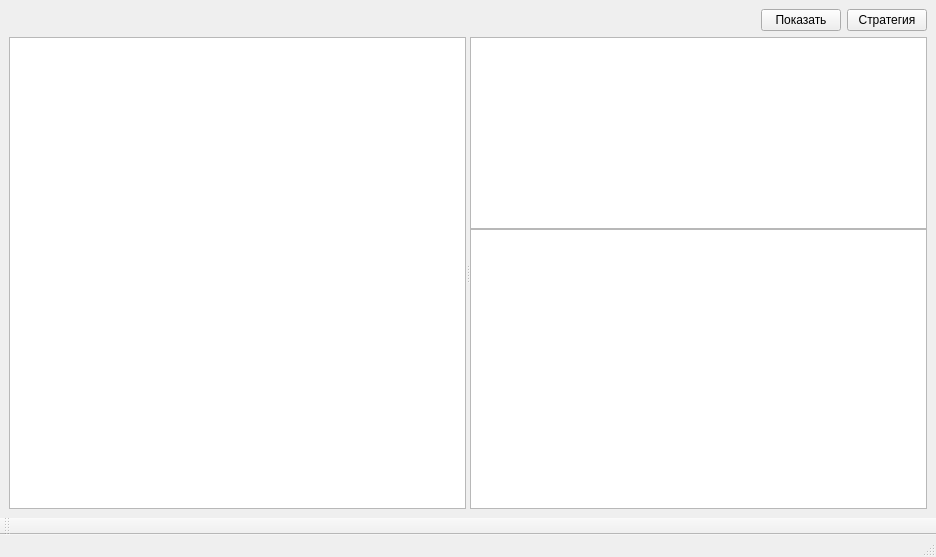
First picture: the form in clipboards/researchremed.ui, repository iliner23/openRadar, before the edit.
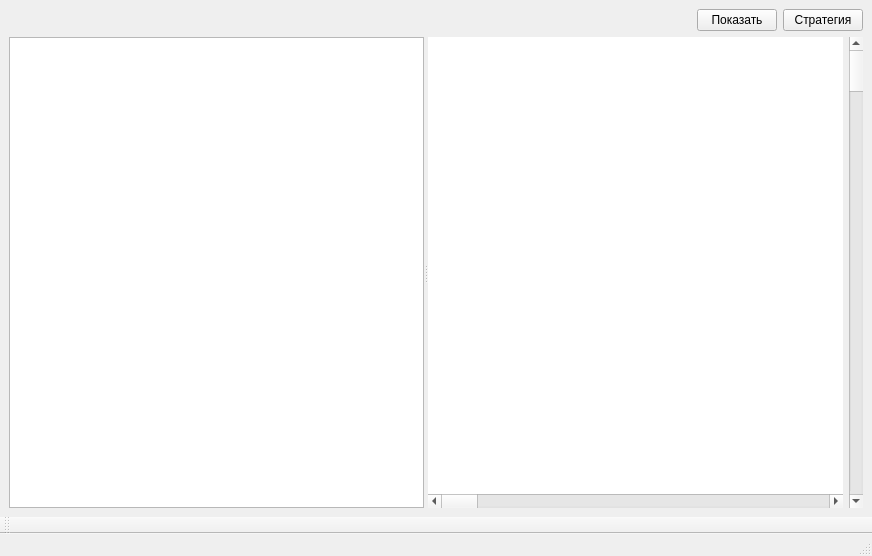
Second picture: the form after the edit.

Commit message: Added some working functionality in researchremed

The edit to the form file:
```diff
--- a/clipboards/researchremed.ui
+++ b/clipboards/researchremed.ui
@@ -6,21 +6,21 @@
    <rect>
     <x>0</x>
     <y>0</y>
-    <width>936</width>
-    <height>557</height>
+    <width>872</width>
+    <height>556</height>
    </rect>
   </property>
   <property name="windowTitle">
    <string>Окно исследования препаратов</string>
   </property>
   <widget class="QWidget" name="horizontalLayoutWidget">
-   <layout class="QVBoxLayout" name="verticalLayout_2" stretch="0,1">
+   <layout class="QVBoxLayout" name="verticalLayout_2">
     <item>
      <layout class="QHBoxLayout" name="horizontalLayout">
       <item>
        <spacer name="horizontalSpacer">
         <property name="orientation">
-         <enum>Qt::Horizontal</enum>
+         <enum>Qt::Orientation::Horizontal</enum>
         </property>
         <property name="sizeHint" stdset="0">
          <size>
@@ -47,11 +47,13 @@
      </layout>
     </item>
     <item>
+     <layout class="QHBoxLayout" name="horizontalLayout_5">
+      <item>
      <widget class="QSplitter" name="splitter">
-      <property name="orientation">
-       <enum>Qt::Horizontal</enum>
-      </property>
-      <widget class="QWidget" name="layoutWidget">
+        <property name="opaqueResize">
+         <bool>false</bool>
+        </property>
+        <widget class="QWidget" name="">
        <layout class="QVBoxLayout" name="verticalLayout">
         <property name="spacing">
          <number>0</number>
@@ -60,53 +62,131 @@
          <widget class="QWidget" name="spacefiller" native="true"/>
         </item>
         <item>
-         <widget class="QListWidget" name="listWidget"/>
+           <widget class="QListWidget" name="listWidget">
+            <property name="verticalScrollBarPolicy">
+             <enum>Qt::ScrollBarPolicy::ScrollBarAlwaysOff</enum>
+            </property>
+           </widget>
         </item>
        </layout>
       </widget>
-      <widget class="QWidget" name="verticalLayoutWidget">
+        <widget class="QWidget" name="">
        <layout class="QVBoxLayout" name="verticalLayout_3">
         <property name="spacing">
          <number>0</number>
         </property>
         <item>
-         <widget class="QGraphicsView" name="graphicsViewRemedies">
-          <property name="enabled">
-           <bool>true</bool>
-          </property>
+           <layout class="QHBoxLayout" name="horizontalLayout_4">
+            <item>
+             <widget class="QWidget" name="widgetFiller" native="true">
+              <property name="autoFillBackground">
+               <bool>false</bool>
+              </property>
+             </widget>
+            </item>
+            <item>
+             <widget class="QGraphicsView" name="graphicsView_header">
+              <property name="frameShape">
+               <enum>QFrame::Shape::NoFrame</enum>
+              </property>
+              <property name="verticalScrollBarPolicy">
+               <enum>Qt::ScrollBarPolicy::ScrollBarAlwaysOff</enum>
+              </property>
+              <property name="horizontalScrollBarPolicy">
+               <enum>Qt::ScrollBarPolicy::ScrollBarAlwaysOff</enum>
+              </property>
+              <property name="interactive">
+               <bool>false</bool>
+              </property>
+              <property name="alignment">
+               <set>Qt::AlignmentFlag::AlignLeading|Qt::AlignmentFlag::AlignLeft|Qt::AlignmentFlag::AlignTop</set>
+              </property>
+              <property name="renderHints">
+               <set>QPainter::RenderHint::Antialiasing|QPainter::RenderHint::TextAntialiasing</set>
+              </property>
+              <property name="viewportUpdateMode">
+               <enum>QGraphicsView::ViewportUpdateMode::MinimalViewportUpdate</enum>
+              </property>
+             </widget>
+            </item>
+           </layout>
+          </item>
+          <item>
+           <layout class="QHBoxLayout" name="horizontalLayout_2">
+            <item>
+             <widget class="QGraphicsView" name="graphicsView_count">
           <property name="sizePolicy">
-           <sizepolicy hsizetype="Expanding" vsizetype="Fixed">
+               <sizepolicy hsizetype="Preferred" vsizetype="Expanding">
             <horstretch>0</horstretch>
             <verstretch>0</verstretch>
            </sizepolicy>
           </property>
+              <property name="maximumSize">
+               <size>
+                <width>0</width>
+                <height>16777215</height>
+               </size>
+              </property>
+              <property name="frameShape">
+               <enum>QFrame::Shape::NoFrame</enum>
+              </property>
           <property name="verticalScrollBarPolicy">
-           <enum>Qt::ScrollBarAlwaysOff</enum>
-          </property>
-          <property name="alignment">
-           <set>Qt::AlignLeading|Qt::AlignLeft|Qt::AlignTop</set>
-          </property>
-          <property name="viewportUpdateMode">
-           <enum>QGraphicsView::SmartViewportUpdate</enum>
-          </property>
+               <enum>Qt::ScrollBarPolicy::ScrollBarAlwaysOff</enum>
+              </property>
+              <property name="horizontalScrollBarPolicy">
+               <enum>Qt::ScrollBarPolicy::ScrollBarAlwaysOff</enum>
+              </property>
+              <property name="interactive">
+               <bool>false</bool>
+              </property>
+              <property name="alignment">
+               <set>Qt::AlignmentFlag::AlignHCenter|Qt::AlignmentFlag::AlignTop</set>
+              </property>
          </widget>
         </item>
         <item>
-         <widget class="QGraphicsView" name="graphicsView">
-          <property name="alignment">
-           <set>Qt::AlignLeading|Qt::AlignLeft|Qt::AlignTop</set>
-          </property>
-          <property name="renderHints">
-           <set>QPainter::Antialiasing|QPainter::TextAntialiasing</set>
-          </property>
-          <property name="viewportUpdateMode">
-           <enum>QGraphicsView::SmartViewportUpdate</enum>
-          </property>
+             <widget class="QGraphicsView" name="graphicsView_remedies">
+              <property name="enabled">
+               <bool>true</bool>
+              </property>
+              <property name="frameShape">
+               <enum>QFrame::Shape::NoFrame</enum>
+              </property>
+              <property name="verticalScrollBarPolicy">
+               <enum>Qt::ScrollBarPolicy::ScrollBarAlwaysOff</enum>
+              </property>
+              <property name="horizontalScrollBarPolicy">
+               <enum>Qt::ScrollBarPolicy::ScrollBarAlwaysOff</enum>
+              </property>
+              <property name="interactive">
+               <bool>false</bool>
+              </property>
+              <property name="alignment">
+               <set>Qt::AlignmentFlag::AlignLeading|Qt::AlignmentFlag::AlignLeft|Qt::AlignmentFlag::AlignTop</set>
+              </property>
          </widget>
         </item>
        </layout>
-      </widget>
-     </widget>
+          </item>
+          <item>
+           <widget class="QScrollBar" name="horizontalScrollBar">
+            <property name="orientation">
+             <enum>Qt::Orientation::Horizontal</enum>
+            </property>
+           </widget>
+          </item>
+         </layout>
+        </widget>
+       </widget>
+      </item>
+      <item>
+       <widget class="QScrollBar" name="verticalScrollBar">
+        <property name="orientation">
+         <enum>Qt::Orientation::Vertical</enum>
+        </property>
+       </widget>
+      </item>
+     </layout>
     </item>
    </layout>
   </widget>
```
Left out of the diff: 68 changed lines with no effect on the pictures. Lines whose indentation alone changed are shown as unchanged. The commit also changes 37 other files.
